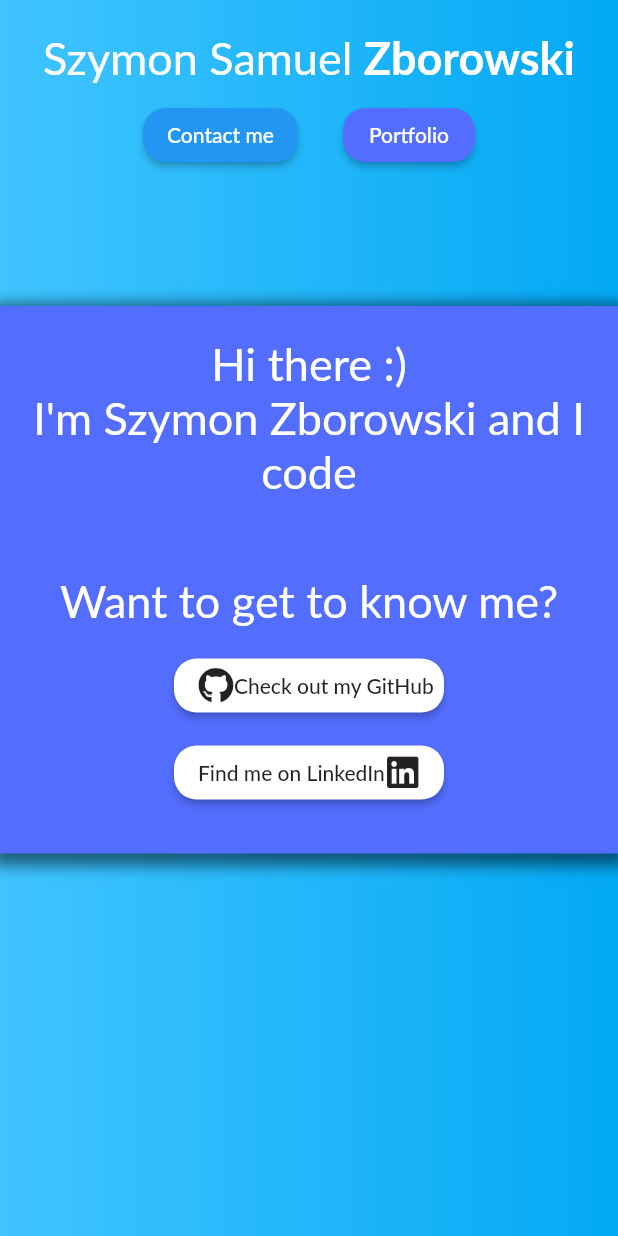
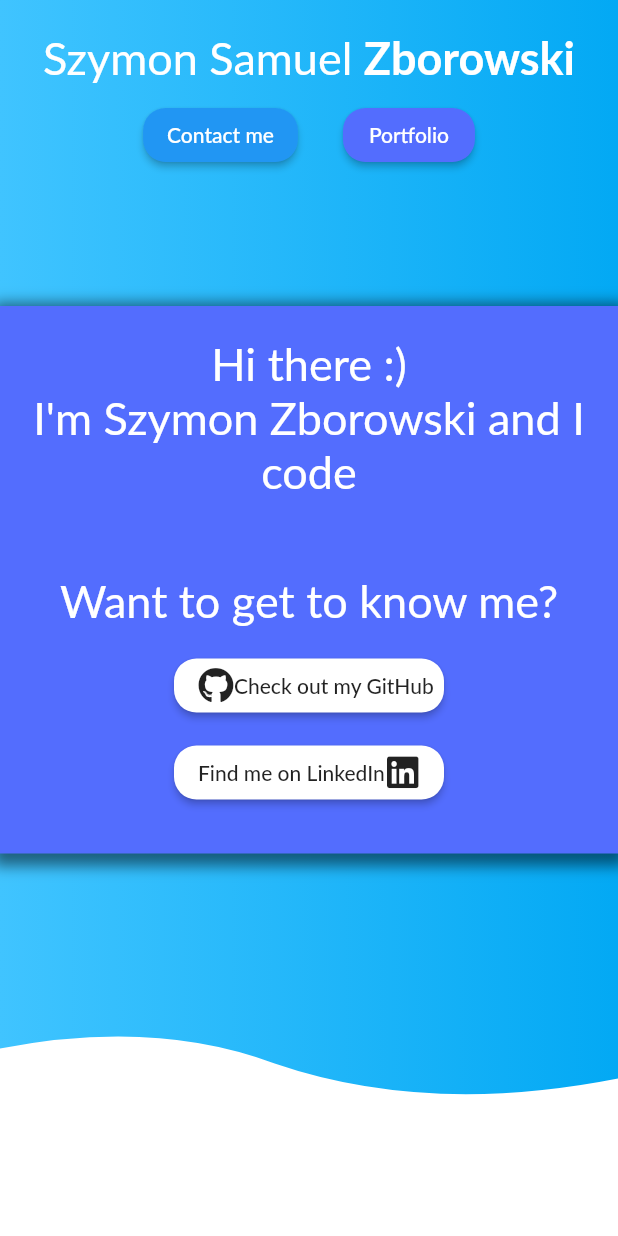
Before and after one commit to ZoltePudeleczko/MyHomepage-Source, a Flutter app: the screen it shows after launch, on a phone screen of 412 x 824 dp. Run offline on Flutter 3.47's test engine with Material 2 defaults, Android fonts, the light colour scheme and no system bars; our stand-ins replace flutter_icons; missing offline and left inert: dart:html; Roboto replaces fonts that are missing (Lato).

Commit message:
Add wave_clipper and create wave with portfolio.dart

```diff
--- /dev/null
+++ b/lib/Funstaf/wave_clipper.dart
@@ -0,0 +1,28 @@
+import 'package:flutter/material.dart';
+
+class WaveClipper extends CustomClipper<Path> {
+
+  @override
+  Path getClip(Size size) {
+    var path = Path();
+    path.lineTo(0.0, 20);
+
+    var firstControlPoint = Offset(size.width / 4, 0.0);
+    var firstEndPoint = Offset(size.width / 2.25, 30.0);
+    path.quadraticBezierTo(firstControlPoint.dx, firstControlPoint.dy,
+        firstEndPoint.dx, firstEndPoint.dy);
+
+    var secondControlPoint = Offset(size.width - (size.width / 3.25), 65);
+    var secondEndPoint = Offset(size.width, 40);
+    path.quadraticBezierTo(secondControlPoint.dx, secondControlPoint.dy,
+        secondEndPoint.dx, secondEndPoint.dy);
+
+    path.lineTo(size.width, size.height);
+    path.lineTo(0.0, size.height);
+    path.close();
+    return path;
+  }
+
+  @override
+  bool shouldReclip(CustomClipper<Path> oldClipper) => false;
+}
--- a/lib/Portfolio/portfolio.dart
+++ b/lib/Portfolio/portfolio.dart
@@ -1,14 +1,25 @@
 import 'package:flutter/material.dart';
+import 'package:zborowskihomepage/Funstaf/wave_clipper.dart';
 
 class Portfolio extends StatelessWidget {
   @override
   Widget build(BuildContext context) {
     return LayoutBuilder(
         builder: (context, constraints) {
-          if (constraints.maxWidth > 1200) { // Big Desktop
-            return DesktopPortfolio();
+          if (constraints.maxWidth > 1400) { // Big Desktop
+            return Padding(
+              padding: const EdgeInsets.only(
+                  top: 200,
+              ),
+              child: DesktopPortfolio(),
+            );
           } else { // Mobile
-            return MobilePortfolio();
+            return Padding(
+              padding: const EdgeInsets.only(
+                  top: 50.0,
+              ),
+              child: MobilePortfolio(),
+            );
           }
         }
     );
@@ -18,13 +29,27 @@ class Portfolio extends StatelessWidget {
 class DesktopPortfolio extends StatelessWidget {
   @override
   Widget build(BuildContext context) {
-    return Container();
+    return ClipPath(  //upper clippath with less height
+          clipper:WaveClipper(), //set our custom wave clipper.
+          child:Container(
+              color: Colors.white,
+              height: 800,
+              alignment: Alignment.center,
+          ),
+        );
   }
 }
 
 class MobilePortfolio extends StatelessWidget {
   @override
   Widget build(BuildContext context) {
-    return Container();
+    return ClipPath(  //upper clippath with less height
+      clipper:WaveClipper(), //set our custom wave clipper.
+      child:Container(
+          color: Colors.white,
+          height:800,
+          alignment: Alignment.center,
+      ),
+    );
   }
 }
```
